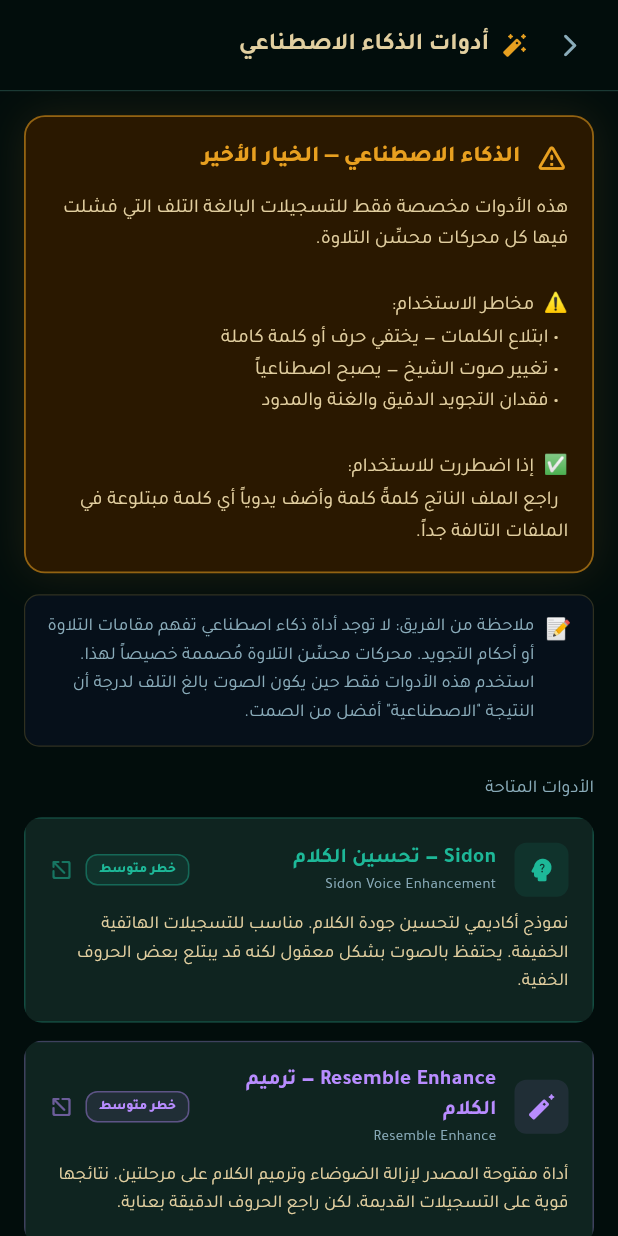
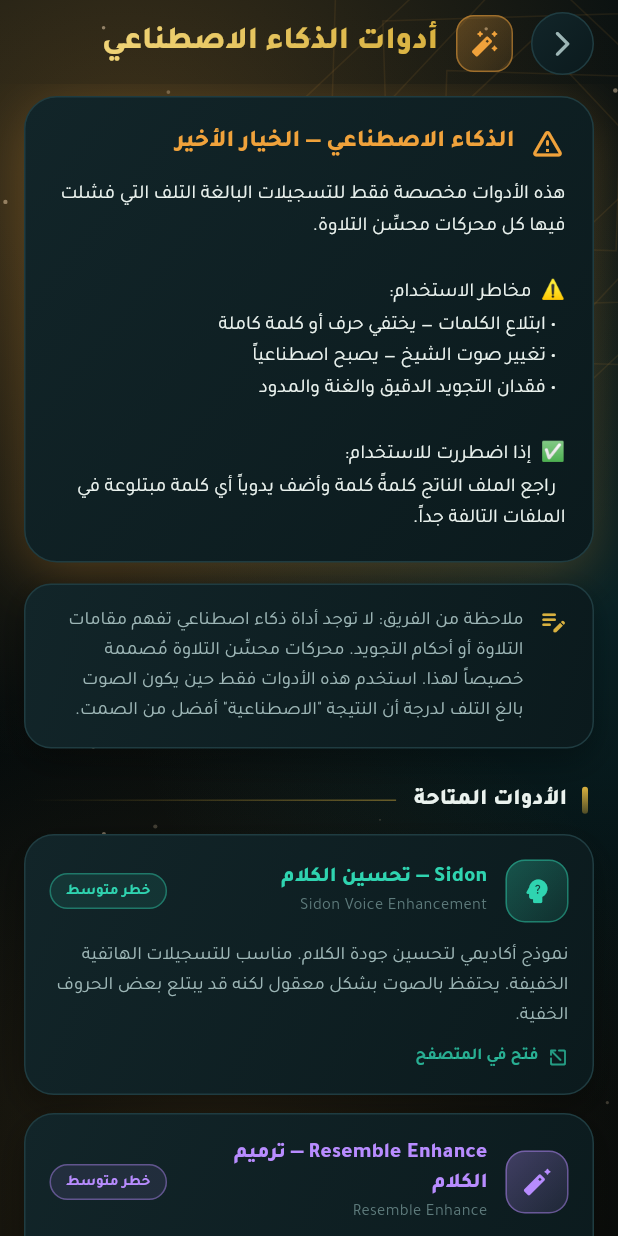
Before and after one commit to hammer24678-star/tilawa-enhancer-, a Flutter app: the AiToolsScreen screen opened directly, on a phone screen of 412 x 824 dp. Run offline on Flutter 3.47's test engine with Material 3 defaults, Android fonts, the phone set to English and light mode, and no system bars; our stand-ins replace audioplayers, file_picker, flutter_local_notifications, shared_preferences, webview_flutter; accounts and stored records are empty; project files that could hold a hidden picture were left out.

Commit message:
Nur redesign: AI tools and engine source screens
Co-Authored-By: Claude Sonnet 5.5 <noreply@anthropic.com>
Claude-Session: https://claude.ai/code/session_01Q8AZdKiphHV2q1Ankruhsq

```diff
--- a/lib/screens/ai_tools_screen.dart
+++ b/lib/screens/ai_tools_screen.dart
@@ -10,19 +10,12 @@ import 'package:flutter/material.dart';
 import '../state/lang_provider.dart'; // S196-BUG-I (S198-BUG-1: fixed path)
 import 'package:flutter/services.dart';
 import 'package:url_launcher/url_launcher.dart';
+import '../design/nur.dart';
 
-const _bg      = Color(0xFF020D0C);
-const _card    = Color(0xFF0F2420);
-const _gold    = Color(0xFFD4AF37);
-const _teal    = Color(0xFF1DB898);
-const _violet  = Color(0xFFB88CFF);
-const _textA   = Color(0xFFE2CFA0);
-const _textB   = Color(0xFF8AACBA);
-const _border  = Color(0xFF1B3A35);
-const _amber   = Color(0xFFE8A020);
-const _amberDk = Color(0xFF2A1800);
-const _red     = Color(0xFFD94040);
-const _redDk   = Color(0xFF3D0808);
+// Tool accent colours (static const list below needs compile-time colours).
+const _teal   = Color(0xFF2FD4B0);
+const _violet = Color(0xFFB88CFF);
+const _amber  = Color(0xFFF0A23B);
 
 class AiToolsScreen extends StatelessWidget {
   const AiToolsScreen({super.key});
@@ -82,68 +75,45 @@ class AiToolsScreen extends StatelessWidget {
             mode: LaunchMode.externalApplication) &&
         ctx.mounted) {
       ScaffoldMessenger.of(ctx).showSnackBar(SnackBar(
-        backgroundColor: _redDk,
+        backgroundColor: NurPalette.of(ctx).surfaceHi,
+        behavior: SnackBarBehavior.floating,
         content: Text(ar ? 'تعذّر فتح الرابط' : 'Could not open the link',
-            style: const TextStyle(color: _red, fontSize: 12))));
+            style: TextStyle(color: NurPalette.of(ctx).err, fontSize: 12))));
     }
   }
 
   @override
   Widget build(BuildContext ctx) {
     final ar = LangProvider.strings(ctx).ar;
-    return Directionality(
-      // S196-BUG-I: derive direction from app language (not hardcoded RTL)
-      textDirection: ar ? TextDirection.rtl : TextDirection.ltr,
-      child: Scaffold(
-        backgroundColor: _bg,
-        body: SafeArea(child: Column(children: [
-
-          // ── App bar ──────────────────────────────────────────────────────
-          Container(
-            padding: const EdgeInsets.symmetric(horizontal: 8, vertical: 6),
-            decoration: const BoxDecoration(
-              border: Border(bottom: BorderSide(color: _border, width: 0.8))),
-            child: Row(children: [
-              IconButton(
-                icon: const Icon(Icons.arrow_back_ios_new_rounded,
-                    size: 18, color: _textB),
-                onPressed: () => Navigator.pop(ctx)),
-              const SizedBox(width: 4),
-              const Icon(Icons.auto_fix_high_rounded, color: _amber, size: 18),
-              const SizedBox(width: 8),
-              Text(ar ? 'أدوات الذكاء الاصطناعي' : 'AI Tools',
-                  style: const TextStyle(color: _textA,
-                      fontSize: 16, fontWeight: FontWeight.w700)),
-            ])),
-
-          Expanded(child: SingleChildScrollView(
-            padding: const EdgeInsets.all(16),
-            child: Column(
-              crossAxisAlignment: CrossAxisAlignment.stretch,
+    final p = NurPalette.of(ctx);
+    // NurScaffold mirrors itself for Arabic (S196-BUG-I: direction follows
+    // the app language), so rows here must not flip on their own.
+    return NurScaffold(
+      title: ar ? 'أدوات الذكاء الاصطناعي' : 'AI Tools',
+      icon: Icons.auto_fix_high_rounded,
+      accent: p.warn,
+      body: ListView(
+        physics: const BouncingScrollPhysics(),
+        padding: const EdgeInsets.fromLTRB(16, 8, 16, 32),
         children: [
 
-                // ── Warning banner ──────────────────────────────────────────
-                Container(
-                  padding: const EdgeInsets.all(16),
-                  decoration: BoxDecoration(
-                    color: _amberDk,
-                    borderRadius: BorderRadius.circular(14),
-                    border: Border.all(
-                        color: _amber.withValues(alpha: 0.55), width: 1.2),
-                    boxShadow: [BoxShadow(
-                        color: _amber.withValues(alpha: 0.12), blurRadius: 24)]),
+          // ── Warning banner ────────────────────────────────────────────────
+          EntranceFade(index: 0, child: NurCard(
+            radius: 22,
+            accent: p.warn,
+            glow: true,
+            padding: const EdgeInsets.all(18),
             child: Column(
               crossAxisAlignment: CrossAxisAlignment.start,
               children: [
                 Row(children: [
-                        const Icon(Icons.warning_amber_rounded,
-                            color: _amber, size: 22),
+                  Icon(Icons.warning_amber_rounded, color: p.warn, size: 24),
                   const SizedBox(width: 10),
                   Expanded(child: Text(
                     ar ? 'الذكاء الاصطناعي — الخيار الأخير'
                        : 'AI — the last resort',
-                          style: const TextStyle(color: _amber,
-                              fontSize: 15, fontWeight: FontWeight.w800))),
+                    style: TextStyle(color: p.warn,
+                        fontSize: 16, fontWeight: FontWeight.w800))),
                 ]),
                 const SizedBox(height: 12),
                 Text(
@@ -167,25 +137,21 @@ class AiToolsScreen extends StatelessWidget {
                       '✅  If you must use them:\n'
                       '  Review the output word by word, and manually '
                       'restore any swallowed word from the damaged original.',
-                        style: const TextStyle(
-                            color: _textA, fontSize: 13, height: 1.65)),
-                    ])),
+                  style: TextStyle(color: p.text, fontSize: 13, height: 1.65)),
+              ]))),
 
           const SizedBox(height: 14),
 
-                // ── Note from us ──────────────────────────────────────────
-                Container(
-                  padding: const EdgeInsets.symmetric(
-                      horizontal: 14, vertical: 12),
-                  decoration: BoxDecoration(
-                    color: const Color(0xFF06101A),
-                    borderRadius: BorderRadius.circular(10),
-                    border: Border.all(
-                        color: _gold.withValues(alpha: 0.20), width: 0.8)),
+          // ── Note from us ──────────────────────────────────────────────────
+          EntranceFade(index: 1, child: NurCard(
+            radius: 18,
+            accent: p.gold,
+            padding: const EdgeInsets.symmetric(horizontal: 16, vertical: 14),
             child: Row(
               crossAxisAlignment: CrossAxisAlignment.start,
               children: [
-                      const Text('📝  ', style: TextStyle(fontSize: 14)),
+                Icon(Icons.edit_note_rounded, color: p.gold, size: 20),
+                const SizedBox(width: 10),
                 Expanded(child: Text(
                   ar
                     ? 'ملاحظة من الفريق: لا توجد أداة ذكاء اصطناعي تفهم '
@@ -198,31 +164,27 @@ class AiToolsScreen extends StatelessWidget {
                       'Enhancer engines were purpose-built for that. '
                       'Reach for these tools only when the audio is so '
                       'damaged that a "synthetic" result beats silence.',
-                        style: const TextStyle(
-                            color: _textB, fontSize: 12, height: 1.6))),
-                    ])),
+                  style: TextStyle(
+                      color: p.textSub, fontSize: 12.5, height: 1.6))),
+              ]))),
+
+          NurSectionHeader(ar ? 'الأدوات المتاحة' : 'Available tools',
+              padding: const EdgeInsets.fromLTRB(4, 24, 4, 12)),
+
+          // ── Tool cards ────────────────────────────────────────────────────
+          ..._tools.asMap().entries.map((e) => EntranceFade(
+              index: 2 + e.key,
+              child: _ToolCard(
+                  tool: e.value, ar: ar,
+                  onTap: () => _open(ctx, e.value.url, ar)))),
 
           const SizedBox(height: 20),
-                Text(ar ? 'الأدوات المتاحة' : 'Available tools',
-                    style: const TextStyle(color: _textB,
-                        fontSize: 12, letterSpacing: 0.5)),
-                const SizedBox(height: 10),
-
-                // ── Tool cards ─────────────────────────────────────────────
-                ..._tools.map((t) => _ToolCard(
-                    tool: t, ar: ar, onTap: () => _open(ctx, t.url, ar))),
-
-                const SizedBox(height: 24),
           Center(child: Text(
               ar ? 'استخدم بحذر شديد ⚠️' : 'Use with extreme care ⚠️',
               style: TextStyle(
-                        color: _amber.withValues(alpha: 0.50),
+                  color: p.warn.withValues(alpha: 0.6),
                   fontSize: 11, letterSpacing: 0.8))),
-                const SizedBox(height: 8),
         ]),
-          )),
-        ])),
-      ),
     );
   }
 }
@@ -234,63 +196,58 @@ class _ToolCard extends StatelessWidget {
   const _ToolCard({required this.tool, required this.ar, required this.onTap});
 
   @override
-  Widget build(BuildContext ctx) => Padding(
-    padding: const EdgeInsets.only(bottom: 12),
-    child: Material(
-      color: _card,
-      borderRadius: BorderRadius.circular(12),
-      clipBehavior: Clip.antiAlias,
-      child: InkWell(
+  Widget build(BuildContext ctx) {
+    final p = NurPalette.of(ctx);
+    return NurCard(
+      margin: const EdgeInsets.only(bottom: 12),
+      radius: 20,
+      accent: tool.color,
       onTap: onTap,
-        splashColor: tool.color.withValues(alpha: 0.12),
-        child: Container(
       padding: const EdgeInsets.all(16),
-          decoration: BoxDecoration(
-            border: Border.all(
-                color: tool.color.withValues(alpha: 0.28))),
       child: Column(
         crossAxisAlignment: CrossAxisAlignment.start,
         children: [
           Row(children: [
             Container(
-                  padding: const EdgeInsets.all(8),
+              width: 42, height: 42,
               decoration: BoxDecoration(
-                    color: tool.color.withValues(alpha: 0.10),
-                    borderRadius: BorderRadius.circular(8)),
-                  child: Icon(tool.icon, color: tool.color, size: 20)),
+                borderRadius: BorderRadius.circular(13),
+                gradient: LinearGradient(
+                  begin: Alignment.topLeft, end: Alignment.bottomRight,
+                  colors: [tool.color.withValues(alpha: 0.30),
+                           tool.color.withValues(alpha: 0.10)]),
+                border: Border.all(color: tool.color.withValues(alpha: 0.45))),
+              child: Icon(tool.icon, color: tool.color, size: 21)),
             const SizedBox(width: 12),
             Expanded(child: Column(
               crossAxisAlignment: CrossAxisAlignment.start,
               children: [
                 Text(ar ? tool.nameAr : tool.nameEn,
                     style: TextStyle(color: tool.color,
-                            fontSize: 14, fontWeight: FontWeight.w700)),
+                        fontSize: 14, fontWeight: FontWeight.w800)),
+                const SizedBox(height: 2),
                 Text(ar ? tool.nameEn : tool.subEn,
-                        style: const TextStyle(
-                            color: _textB, fontSize: 10)),
+                    style: TextStyle(color: p.textDim, fontSize: 11)),
               ])),
+            const SizedBox(width: 8),
             // S239 — risk badge
-                Container(
-                  padding: const EdgeInsets.symmetric(horizontal: 8, vertical: 3),
-                  decoration: BoxDecoration(
-                    color: tool.color.withValues(alpha: 0.10),
-                    borderRadius: BorderRadius.circular(8),
-                    border: Border.all(color: tool.color.withValues(alpha: 0.4))),
-                  child: Text(ar ? tool.riskAr : tool.riskEn,
-                      style: TextStyle(color: tool.color, fontSize: 9,
-                          fontWeight: FontWeight.w800))),
-                const SizedBox(width: 8),
+            NurChip(label: ar ? tool.riskAr : tool.riskEn,
+                color: tool.color, fontSize: 10),
+          ]),
+          const SizedBox(height: 12),
+          Text(ar ? tool.descAr : tool.descEn,
+              style: TextStyle(color: p.textSub, fontSize: 12.5, height: 1.6)),
+          const SizedBox(height: 10),
+          Row(children: [
             Icon(Icons.open_in_new_rounded,
-                    color: tool.color.withValues(alpha: 0.55), size: 16),
+                color: tool.color.withValues(alpha: 0.7), size: 14),
+            const SizedBox(width: 6),
+            Text(ar ? 'فتح في المتصفح' : 'Open in browser',
+                style: TextStyle(color: tool.color.withValues(alpha: 0.8),
+                    fontSize: 11, fontWeight: FontWeight.w700)),
           ]),
-              const SizedBox(height: 10),
-              Text(ar ? tool.descAr : tool.descEn,
-                  style: const TextStyle(
-                      color: _textA, fontSize: 12, height: 1.55)),
-            ])),
-      ),
-    ),
-  );
+        ]));
+  }
 }
 
 class _AiTool {
```
Also changed, not shown: lib/screens/engine_code_screen.dart (+81 -92 lines). Lines whose indentation alone changed are shown as unchanged.
